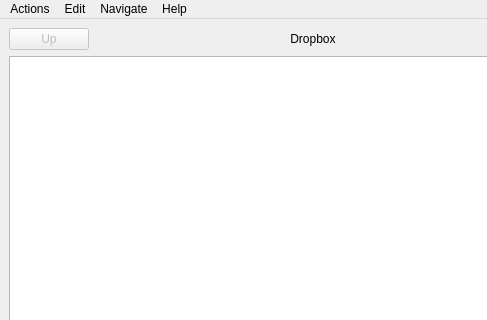
lawand/droper, file mainwindow.ui: the form before one commit; both pictures show x 0 to 487 and y 0 to 320 of the 626 by 403 pixel window.
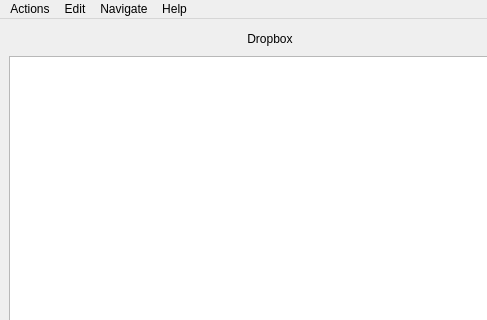
The form after the commit. Icons and pictures are not drawn.

Commit message: removed the up button, and added an item in the list instead

```diff
--- a/mainwindow.ui
+++ b/mainwindow.ui
@@ -21,16 +21,6 @@
    <layout class="QVBoxLayout" name="verticalLayout">
     <item>
      <layout class="QHBoxLayout" name="horizontalLayout_2">
-      <item>
-       <widget class="QPushButton" name="upPushButton">
-        <property name="enabled">
-         <bool>false</bool>
-        </property>
-        <property name="text">
-         <string>Up</string>
-        </property>
-       </widget>
-      </item>
       <item>
        <spacer name="horizontalSpacer_3">
         <property name="orientation">
```
The commit also changes 3 other files.
